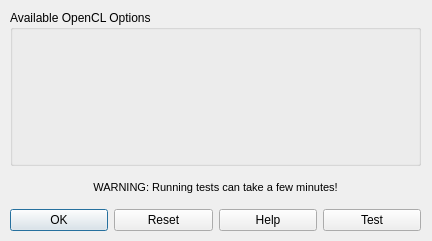
Old version of the form src/sas/qtgui/Perspectives/Fitting/UI/GPUOptionsUI.ui in the repository SasView/sasview.
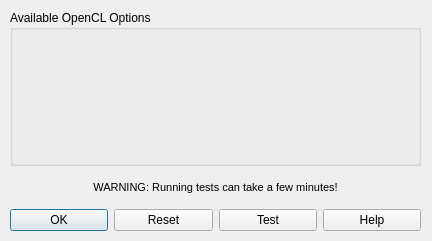
New version of the form. Icons and pictures are not drawn.

Commit message: Expand horizontal window size with size of input text.

```diff
--- a/src/sas/qtgui/Perspectives/Fitting/UI/GPUOptionsUI.ui
+++ b/src/sas/qtgui/Perspectives/Fitting/UI/GPUOptionsUI.ui
@@ -32,7 +32,7 @@
      <height>241</height>
     </rect>
    </property>
-   <layout class="QVBoxLayout" name="verticalLayout" stretch="5,1,1">
+   <layout class="QVBoxLayout" name="verticalLayout" stretch="5,1,0">
     <property name="sizeConstraint">
      <enum>QLayout::SetMinimumSize</enum>
     </property>
@@ -104,6 +104,13 @@
         </property>
        </widget>
       </item>
+      <item>
+       <widget class="QPushButton" name="testButton">
+        <property name="text">
+         <string>Test</string>
+        </property>
+       </widget>
+      </item>
       <item>
        <widget class="QPushButton" name="helpButton">
         <property name="text">
@@ -114,13 +121,6 @@
         </property>
        </widget>
       </item>
-      <item>
-       <widget class="QPushButton" name="testButton">
-        <property name="text">
-         <string>Test</string>
-        </property>
-       </widget>
-      </item>
      </layout>
     </item>
    </layout>
```
The commit also changes 1 other file.
